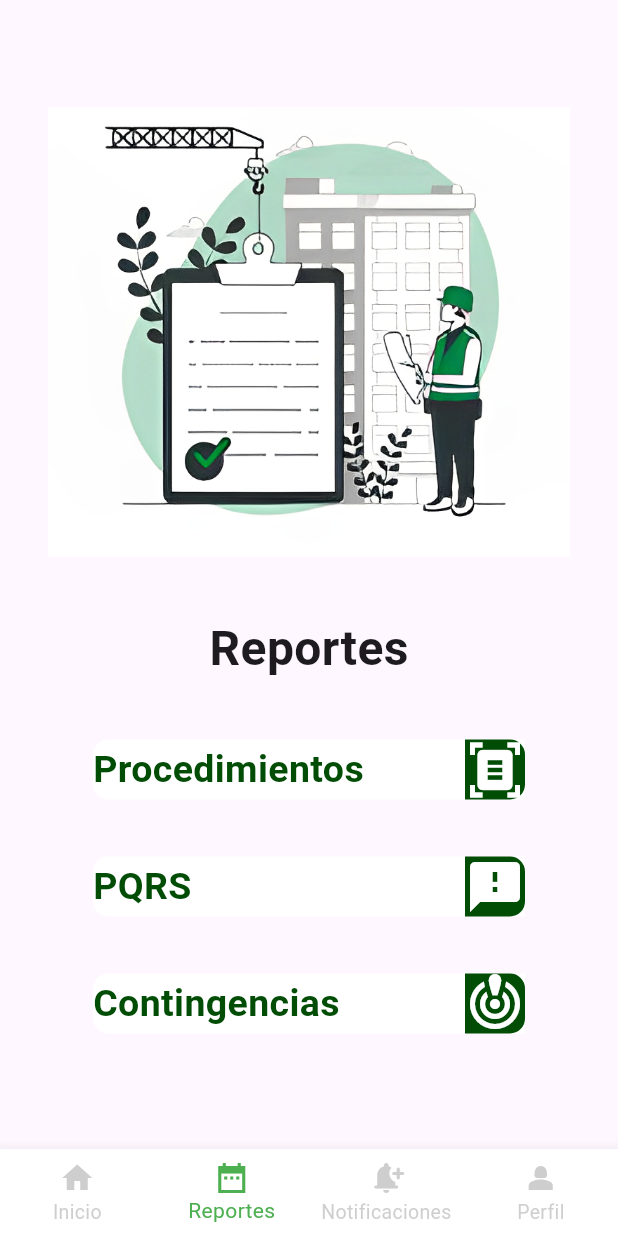
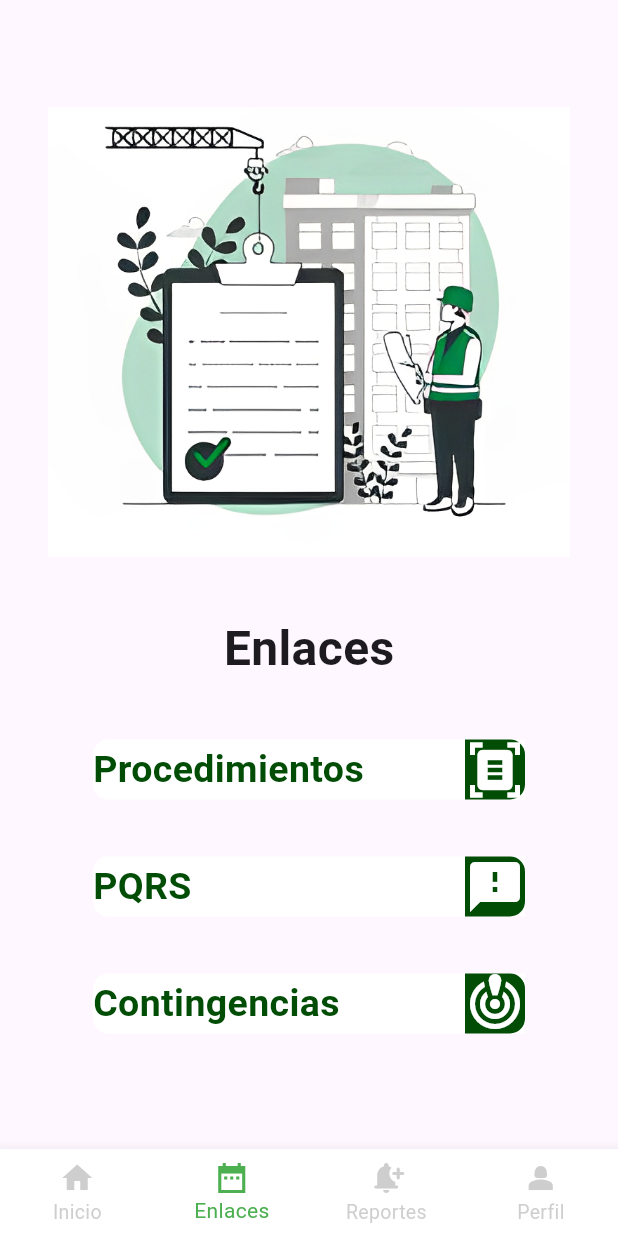
Before and after one commit to D-Jurado/zipaquira_2, a Flutter app: the screen it shows after launch, item 2 of the bottom bar chosen, on a phone screen of 412 x 824 dp. Run offline on Flutter 3.47's test engine with Material 2 defaults, Android fonts, the light colour scheme and no system bars; our stand-ins replace equatable, firebase_core, firebase_messaging, flutter_bloc, flutter_html, html_unescape; accounts and stored records are empty; network calls fail.

```diff
--- a/lib/pages/navpages/Profile_page.dart
+++ b/lib/pages/navpages/Profile_page.dart
@@ -31,7 +31,7 @@ class _ProfilePageState extends State<ProfilePage> {
     final email = emailController.text;
     final password = passwordController.text;
 
-    final url = Uri.parse('http://192.168.1.6:8000/login');
+    final url = Uri.parse('http://192.168.1.2:8000/login');
 
     try {
       final response = await http.post(
@@ -336,8 +336,8 @@ class _ProfilePageState extends State<ProfilePage> {
       _buildNavigationItem(Icons.lock, 'Cambiar contraseña', Colors.grey),
       _buildNavigationItem(Icons.article, 'Noticias', Colors.grey),
       _buildNavigationItem(Icons.tour, 'Turismo', Colors.grey),
-      _buildNavigationItem(Icons.notifications, 'Notificaciones', Colors.grey),
-      _buildNavigationItem(Icons.report, 'Reportes', Colors.grey),
+      _buildNavigationItem(Icons.notifications, 'Reportes', Colors.grey),
+      _buildNavigationItem(Icons.report, 'Enlaces', Colors.grey),
       _buildNavigationItem(Icons.logout, 'Cerrar sesión', Colors.red),
     ];
 
@@ -388,11 +388,11 @@ class _ProfilePageState extends State<ProfilePage> {
               Navigator.of(context).push(MaterialPageRoute(
                 builder: (context) => HomePage(),
               ));
-            } else if (text == 'Notificaciones') {
+            } else if (text == 'Reportes') {
               Navigator.of(context).push(MaterialPageRoute(
                 builder: (context) => NotificationsPage(),
               ));
-            } else if (text == 'Reportes') {
+            } else if (text == 'Enlaces') {
               Navigator.of(context).push(MaterialPageRoute(
                 builder: (context) => BumfPage(),
               ));
--- a/lib/pages/navpages/bumf_page.dart
+++ b/lib/pages/navpages/bumf_page.dart
@@ -26,7 +26,7 @@ class BumfPage extends StatelessWidget {
 
             // Título
             Text(
-              'Reportes',
+              'Enlaces',
               style: TextStyle(
                 fontSize: 32,
                 fontWeight: FontWeight.w600,
--- a/lib/pages/navpages/home_page.dart
+++ b/lib/pages/navpages/home_page.dart
@@ -101,9 +101,9 @@ class _HomePageState extends State<HomePage> {
         items: const [
           BottomNavigationBarItem(label: 'Inicio', icon: Icon(Icons.home)),
           BottomNavigationBarItem(
-              label: "Reportes", icon: Icon(Icons.date_range_sharp)),
+              label: "Enlaces", icon: Icon(Icons.date_range_sharp)),
           BottomNavigationBarItem(
-              label: "Notificaciones",
+              label: "Reportes",
               icon: Icon(Icons.notification_add_rounded)),
           BottomNavigationBarItem(
               label: "Perfil", icon: Icon(Icons.person_2_sharp)),
--- a/lib/pages/news/full_news.dart
+++ b/lib/pages/news/full_news.dart
@@ -89,7 +89,7 @@ class _FullNewsState extends State<FullNews> {
                             Row(
                               children: [
                                 Text(
-                                  "City Hall of Zipaquirá",
+                                  widget.localNewsInformation!.author!,
                                   style: TextStyle(
                                     fontSize: 14,
                                     fontWeight: FontWeight.w600,
--- a/lib/pages/profile_pages/forgot_password/change_password.dart
+++ b/lib/pages/profile_pages/forgot_password/change_password.dart
@@ -40,7 +40,7 @@ class _ChangePasswordState extends State<ChangePassword> {
       };
 
       // URL de tu API
-      String apiUrl = 'http://192.168.1.6:8000/users/update-password';
+      String apiUrl = 'http://192.168.1.2:8000/users/update-password';
 
       try {
         /* final token = await widget.token; */
--- a/lib/pages/profile_pages/forgot_password/forgot_password.dart
+++ b/lib/pages/profile_pages/forgot_password/forgot_password.dart
@@ -17,7 +17,7 @@ class _ForgotPasswordPageState extends State<ForgotPasswordPage> {
   String? message = ''; // Mensaje de éxito o error
 
   Future<void> sendPasswordResetEmail() async {
-    final url = Uri.parse('http://192.168.1.6:8000/users/reset-password');
+    final url = Uri.parse('http://192.168.1.2:8000/users/reset-password');
 
     try {
       final response = await http.post(
--- a/lib/pages/profile_pages/signup_pages/sign_up_password_pages.dart
+++ b/lib/pages/profile_pages/signup_pages/sign_up_password_pages.dart
@@ -193,7 +193,7 @@ class _SignUpPasswordPageState extends State<SignUpPasswordPage> {
                           print(userData);
                           // URL de tu API
                           String apiUrl =
-                              'http://192.168.1.6:8000/users/register';
+                              'http://192.168.1.2:8000/users/register';
 
                           // Realizar la solicitud HTTP POST a la API
                           try {
@@ -299,8 +299,8 @@ class _SignUpPasswordPageState extends State<SignUpPasswordPage> {
                     },
                     style: ButtonStyle(
                       minimumSize: MaterialStateProperty.all(Size(250, 48)),
-                      backgroundColor:
-                          MaterialStateProperty.all(Color.fromARGB(255, 2, 82, 4)),
+                      backgroundColor: MaterialStateProperty.all(
+                          Color.fromARGB(255, 2, 82, 4)),
                       shape: MaterialStateProperty.all(RoundedRectangleBorder(
                         borderRadius: BorderRadius.circular(12),
                       )),
```
Also changed, not shown: lib/pages/navpages/main_page.dart (+11 -6 lines), lib/pages/news/search.dart (added, +22 -0 lines), lib/presentation/blocs/notifications/delegates/search_news_delegate.dart (added, +73 -0 lines), assets/icon/icon.png (added), 6 other files.
